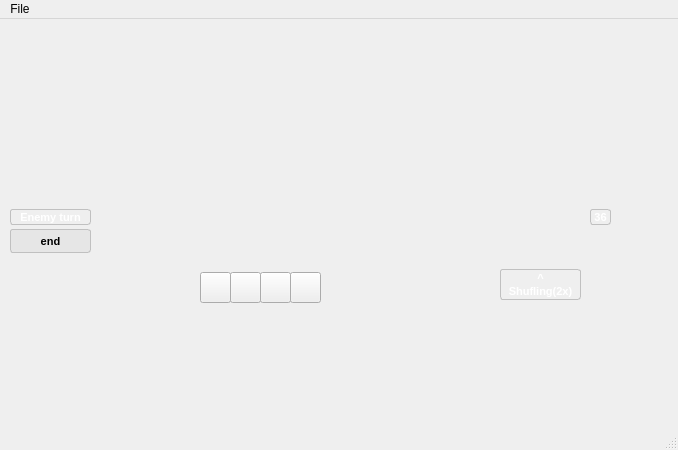
Before: the Qt Designer form mainwindow.ui in Dandddyy/Bridge, drawn with Qt 5.
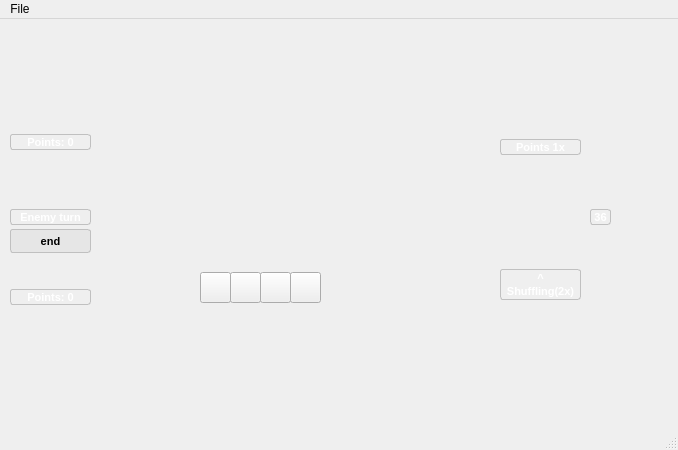
After: the same form once the commit is applied. Icons and pictures are not drawn.

```diff
--- a/mainwindow.ui
+++ b/mainwindow.ui
@@ -124,7 +124,7 @@
      <rect>
       <x>220</x>
       <y>150</y>
-      <width>71</width>
+      <width>81</width>
       <height>101</height>
      </rect>
     </property>
@@ -318,7 +318,85 @@
     </property>
     <property name="text">
      <string>^ 
-Shufling(2x)</string>
+Shuffling(2x)</string>
+    </property>
+    <property name="alignment">
+     <set>Qt::AlignCenter</set>
+    </property>
+   </widget>
+   <widget class="QLabel" name="label_5">
+    <property name="geometry">
+     <rect>
+      <x>10</x>
+      <y>270</y>
+      <width>81</width>
+      <height>16</height>
+     </rect>
+    </property>
+    <property name="styleSheet">
+     <string notr="true">font-family: &quot;Segoe UI&quot;;
+    font-size: 8pt;
+    border: 1px solid;
+    border-color: rgb(192,192,192); 
+    border-radius: 3px; 
+
+    color: white;
+    font: bold;</string>
+    </property>
+    <property name="text">
+     <string>Points: 0</string>
+    </property>
+    <property name="alignment">
+     <set>Qt::AlignCenter</set>
+    </property>
+   </widget>
+   <widget class="QLabel" name="label_6">
+    <property name="geometry">
+     <rect>
+      <x>10</x>
+      <y>115</y>
+      <width>81</width>
+      <height>16</height>
+     </rect>
+    </property>
+    <property name="styleSheet">
+     <string notr="true">font-family: &quot;Segoe UI&quot;;
+    font-size: 8pt;
+    border: 1px solid;
+    border-color: rgb(192,192,192); 
+    border-radius: 3px; 
+
+    color: white;
+    font: bold;</string>
+    </property>
+    <property name="text">
+     <string>Points: 0</string>
+    </property>
+    <property name="alignment">
+     <set>Qt::AlignCenter</set>
+    </property>
+   </widget>
+   <widget class="QLabel" name="label_7">
+    <property name="geometry">
+     <rect>
+      <x>500</x>
+      <y>120</y>
+      <width>81</width>
+      <height>16</height>
+     </rect>
+    </property>
+    <property name="styleSheet">
+     <string notr="true">font-family: &quot;Segoe UI&quot;;
+    font-size: 8pt;
+    border: 1px solid;
+    border-color: rgb(192,192,192); 
+    border-radius: 3px; 
+
+    color: white;
+    font: bold;</string>
+    </property>
+    <property name="text">
+     <string>Points 1x</string>
     </property>
     <property name="alignment">
      <set>Qt::AlignCenter</set>
```
Left out of the diff: 2 changed lines with no effect on the pictures.
